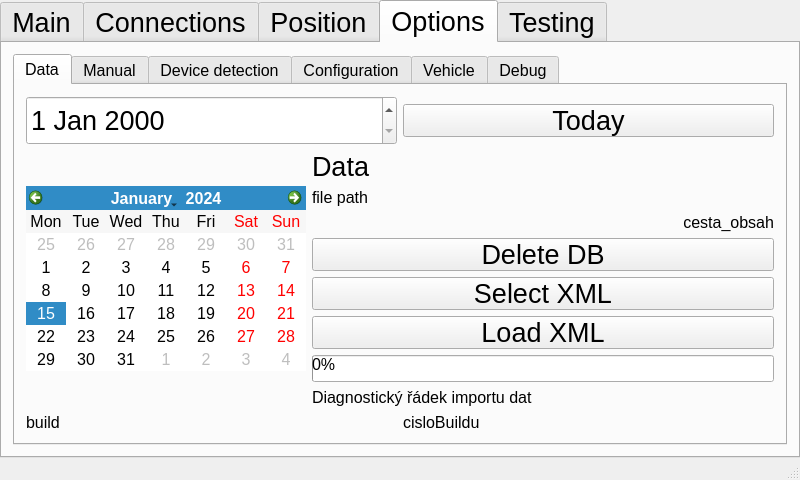
Above: mainwindow.ui from frutabruta/VDV301tester before the change. Below: the same form after it.
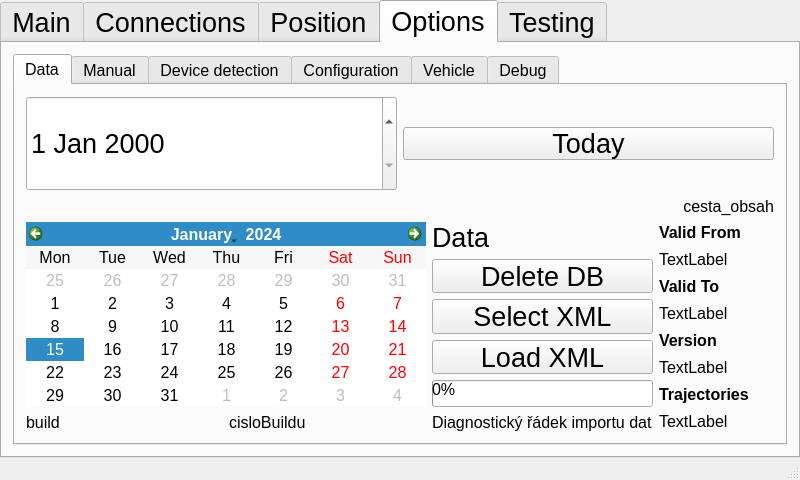
That is the form after the change. The open tabs and pages were chosen to show the change.

Commit message: xml info labels

Diff of the .ui file:
```diff
--- a/mainwindow.ui
+++ b/mainwindow.ui
@@ -1846,6 +1846,31 @@
                 </item>
                </layout>
               </item>
+              <item>
+               <widget class="QLabel" name="label_data_pathContent">
+                <property name="sizePolicy">
+                 <sizepolicy hsizetype="Expanding" vsizetype="Preferred">
+                  <horstretch>0</horstretch>
+                  <verstretch>0</verstretch>
+                 </sizepolicy>
+                </property>
+                <property name="maximumSize">
+                 <size>
+                  <width>16777215</width>
+                  <height>16777215</height>
+                 </size>
+                </property>
+                <property name="text">
+                 <string>cesta_obsah</string>
+                </property>
+                <property name="alignment">
+                 <set>Qt::AlignBottom|Qt::AlignRight|Qt::AlignTrailing</set>
+                </property>
+                <property name="wordWrap">
+                 <bool>true</bool>
+                </property>
+               </widget>
+              </item>
               <item>
                <layout class="QHBoxLayout" name="horizontalLayout_6">
                 <item>
@@ -1860,7 +1885,7 @@
                     </property>
                     <property name="minimumSize">
                      <size>
-                      <width>100</width>
+                      <width>400</width>
                       <height>0</height>
                      </size>
                     </property>
@@ -1878,6 +1903,34 @@
                     </property>
                    </widget>
                   </item>
+                  <item>
+                   <layout class="QHBoxLayout" name="horizontalLayout_2">
+                    <item>
+                     <widget class="QLabel" name="label_buildName">
+                      <property name="font">
+                       <font>
+                        <pointsize>12</pointsize>
+                       </font>
+                      </property>
+                      <property name="text">
+                       <string>build</string>
+                      </property>
+                     </widget>
+                    </item>
+                    <item>
+                     <widget class="QLabel" name="label_build">
+                      <property name="font">
+                       <font>
+                        <pointsize>12</pointsize>
+                       </font>
+                      </property>
+                      <property name="text">
+                       <string notr="true">cisloBuildu</string>
+                      </property>
+                     </widget>
+                    </item>
+                   </layout>
+                  </item>
                  </layout>
                 </item>
                 <item>
@@ -1894,50 +1947,6 @@
                     </property>
                    </widget>
                   </item>
-                  <item>
-                   <widget class="QLabel" name="label_data_pathName">
-                    <property name="sizePolicy">
-                     <sizepolicy hsizetype="Minimum" vsizetype="Preferred">
-                      <horstretch>0</horstretch>
-                      <verstretch>0</verstretch>
-                     </sizepolicy>
-                    </property>
-                    <property name="maximumSize">
-                     <size>
-                      <width>200</width>
-                      <height>16777215</height>
-                     </size>
-                    </property>
-                    <property name="text">
-                     <string>file path</string>
-                    </property>
-                   </widget>
-                  </item>
-                  <item>
-                   <widget class="QLabel" name="label_data_pathContent">
-                    <property name="sizePolicy">
-                     <sizepolicy hsizetype="Expanding" vsizetype="Preferred">
-                      <horstretch>0</horstretch>
-                      <verstretch>0</verstretch>
-                     </sizepolicy>
-                    </property>
-                    <property name="maximumSize">
-                     <size>
-                      <width>16777215</width>
-                      <height>16777215</height>
-                     </size>
-                    </property>
-                    <property name="text">
-                     <string>cesta_obsah</string>
-                    </property>
-                    <property name="alignment">
-                     <set>Qt::AlignBottom|Qt::AlignRight|Qt::AlignTrailing</set>
-                    </property>
-                    <property name="wordWrap">
-                     <bool>true</bool>
-                    </property>
-                   </widget>
-                  </item>
                   <item>
                    <widget class="QPushButton" name="pushButton_data_truncate">
                     <property name="sizePolicy">
@@ -2038,33 +2047,85 @@
                   </item>
                  </layout>
                 </item>
-               </layout>
-              </item>
-              <item>
-               <layout class="QHBoxLayout" name="horizontalLayout_2">
                 <item>
-                 <widget class="QLabel" name="label_buildName">
-                  <property name="font">
-                   <font>
-                    <pointsize>12</pointsize>
-                   </font>
-                  </property>
-                  <property name="text">
-                   <string>build</string>
-                  </property>
-                 </widget>
-                </item>
-                <item>
-                 <widget class="QLabel" name="label_build">
-                  <property name="font">
-                   <font>
-                    <pointsize>12</pointsize>
-                   </font>
-                  </property>
-                  <property name="text">
-                   <string notr="true">cisloBuildu</string>
-                  </property>
-                 </widget>
+                 <layout class="QVBoxLayout" name="verticalLayout_2">
+                  <item>
+                   <widget class="QLabel" name="label_12">
+                    <property name="font">
+                     <font>
+                      <bold>true</bold>
+                     </font>
+                    </property>
+                    <property name="text">
+                     <string>Valid From</string>
+                    </property>
+                   </widget>
+                  </item>
+                  <item>
+                   <widget class="QLabel" name="label_data_validFrom">
+                    <property name="text">
+                     <string>TextLabel</string>
+                    </property>
+                   </widget>
+                  </item>
+                  <item>
+                   <widget class="QLabel" name="label_13">
+                    <property name="font">
+                     <font>
+                      <bold>true</bold>
+                     </font>
+                    </property>
+                    <property name="text">
+                     <string>Valid To</string>
+                    </property>
+                   </widget>
+                  </item>
+                  <item>
+                   <widget class="QLabel" name="label_data_validTo">
+                    <property name="text">
+                     <string>TextLabel</string>
+                    </property>
+                   </widget>
+                  </item>
+                  <item>
+                   <widget class="QLabel" name="label_14">
+                    <property name="font">
+                     <font>
+                      <bold>true</bold>
+                     </font>
+                    </property>
+                    <property name="text">
+                     <string>Version</string>
+                    </property>
+                   </widget>
+                  </item>
+                  <item>
+                   <widget class="QLabel" name="label_data_version">
+                    <property name="text">
+                     <string>TextLabel</string>
+                    </property>
+                   </widget>
+                  </item>
+                  <item>
+                   <widget class="QLabel" name="label_16">
+                    <property name="font">
+                     <font>
+                      <bold>true</bold>
+                     </font>
+                    </property>
+                    <property name="text">
+                     <string>Trajectories</string>
+                    </property>
+                   </widget>
+                  </item>
+                  <item>
+                   <widget class="QLabel" name="label_data_trajectoriesType">
+                    <property name="text">
+                     <string>TextLabel</string>
+                    </property>
+                   </widget>
+                  </item>
+                 </layout>
                 </item>
                </layout>
               </item>
```
Left out of the diff: 84 changed lines with no effect on the pictures. The commit also changes 9 other files.
